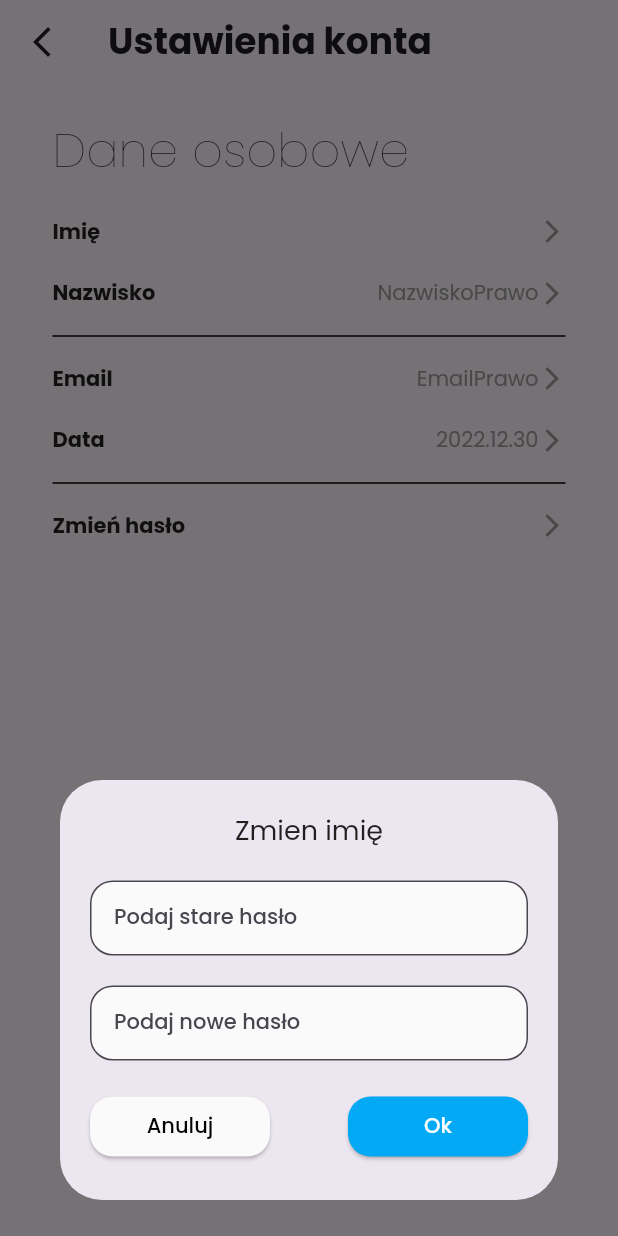
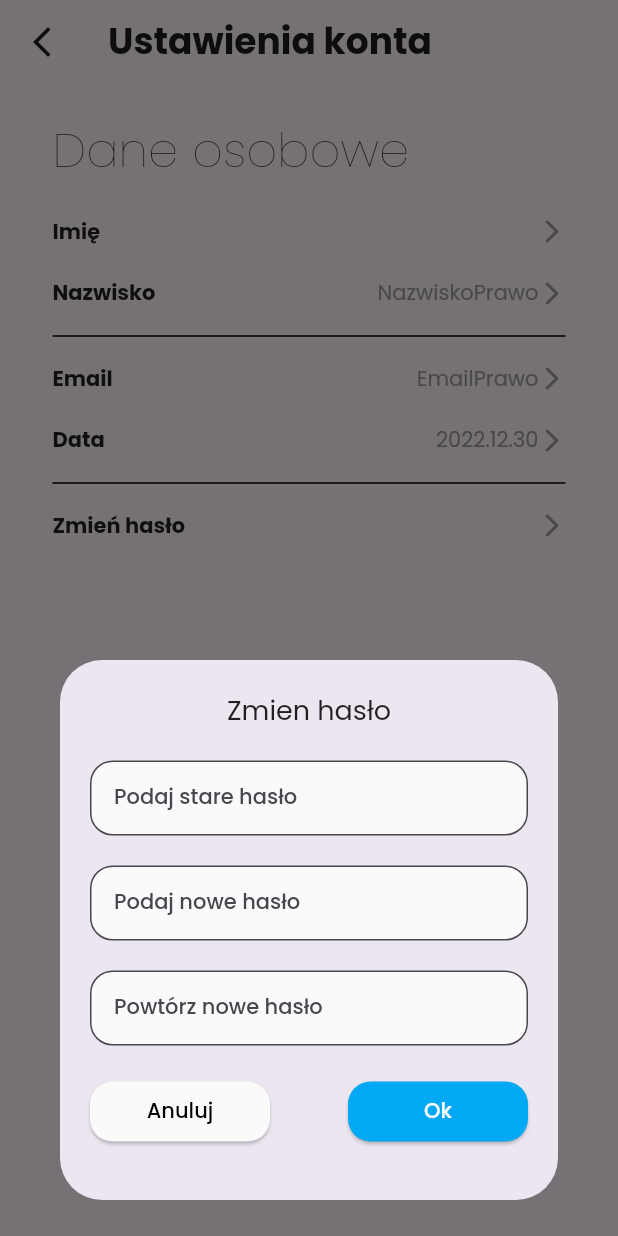
Before and after one commit to l-borkowski/fast_note, a Flutter app: the AccountPage screen opened directly, after a tap on the "arrow forward ios" icon, on a phone screen of 412 x 824 dp. Run offline on Flutter 3.47's test engine with Material 2 defaults, Android fonts, the phone set to English and light mode, and no system bars; our stand-ins replace bloc, dio, equatable, flutter_bloc, flutter_hooks, google_fonts; generated files the repository leaves out were written again; statements that could not run were skipped.

Commit message:
Fix pasword

```diff
--- a/lib/account/view/account_page.dart
+++ b/lib/account/view/account_page.dart
@@ -276,11 +276,11 @@ class _AccountPageState extends State<AccountPage> {
                               Container(
                                 width: double.infinity,
                                 padding: EdgeInsets.fromLTRB(20, 20, 20, 20),
-                                height: 280,
+                                height: 360,
                                 child: Column(
                                   children: [
                                     Text(
-                                      "Zmien imię",
+                                      "Zmien hasło",
                                       textAlign: TextAlign.center,
                                       style:
                                           TextStyle(fontSize: 18, height: 1.5),
@@ -320,6 +320,24 @@ class _AccountPageState extends State<AccountPage> {
                                                 BorderRadius.circular(15.0),
                                           ),
                                           hintText: 'Podaj nowe hasło',
+                                        ),
+                                      ),
+                                    ),
+                                    const SizedBox(height: 20),
+                                    SizedBox(
+                                      width: double.infinity,
+                                      height: 50,
+                                      child: TextField(
+                                        controller: passwordController,
+                                        decoration: InputDecoration(
+                                          filled: true,
+                                          fillColor: Color.fromARGB(
+                                              255, 250, 250, 250),
+                                          border: OutlineInputBorder(
+                                            borderRadius:
+                                                BorderRadius.circular(15.0),
+                                          ),
+                                          hintText: 'Powtórz nowe hasło',
                                         ),
                                       ),
                                     ),
```
